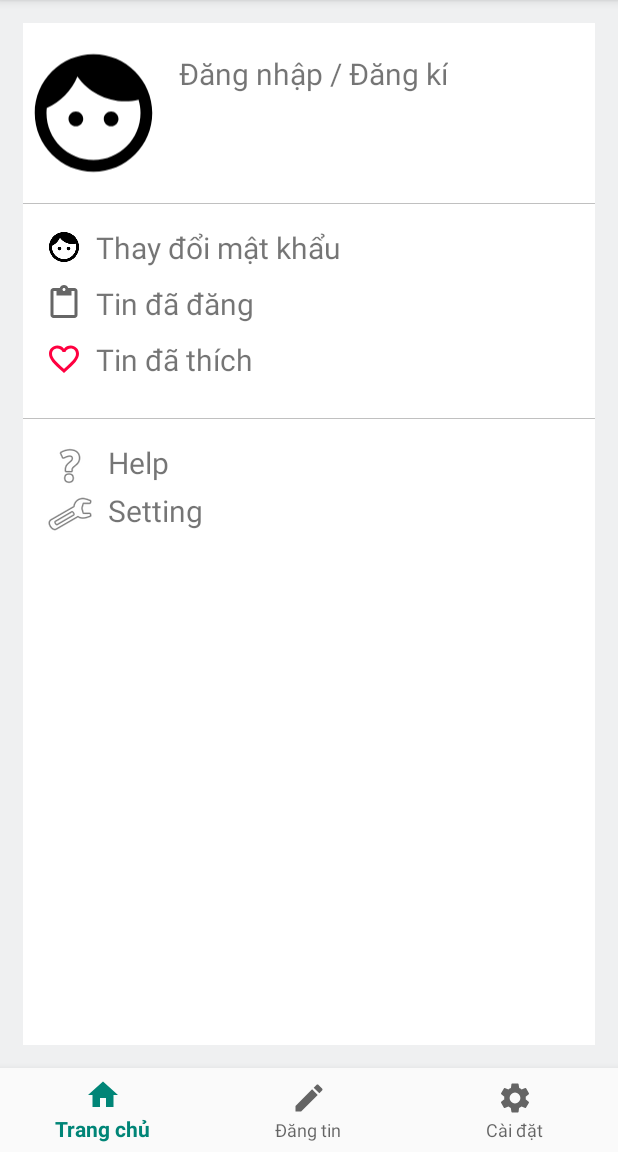
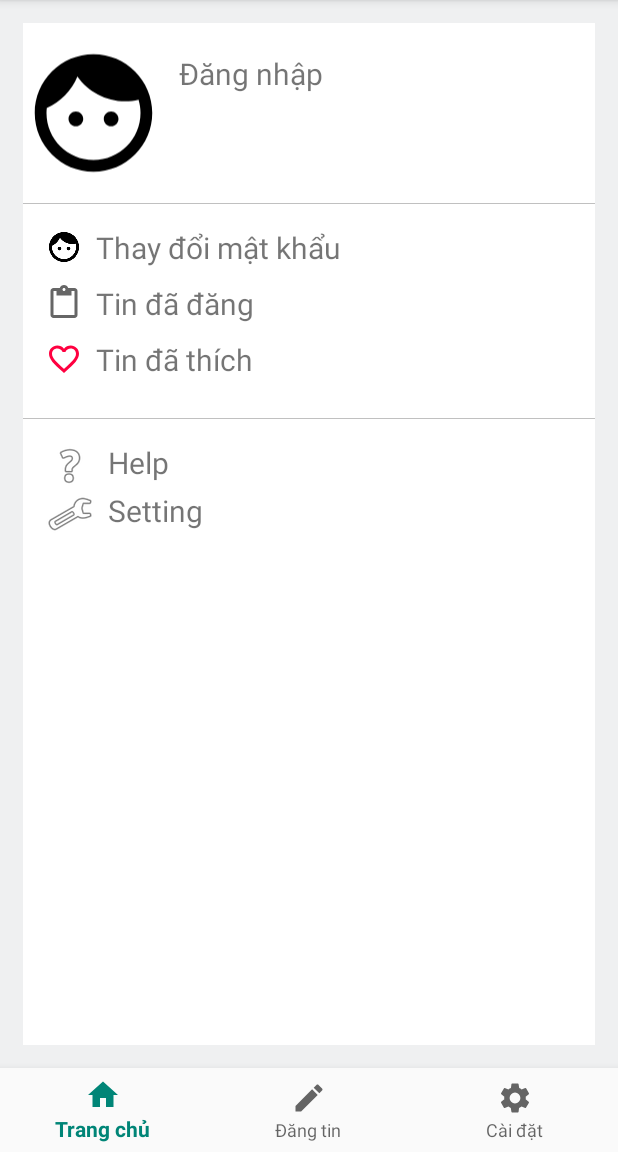
Before and after one commit to TuanDoan511/FinalMobileDevelopment, an Android app: the fragment Setting_Fragment placed in its activity, on a phone screen of 412 x 824 dp, the part 84-1236 px from its top. Run offline under Robolectric (Android 15) with nearby library versions, the phone set to English and light mode, and no system bars; our stand-ins replace Firebase (no records; nobody signed in at launch, a user with empty details on screens opened directly).

```diff
--- a/app/build.gradle
+++ b/app/build.gradle
@@ -34,6 +34,7 @@ dependencies {
     implementation 'com.google.firebase:firebase-auth:19.3.0'
     implementation 'com.google.firebase:firebase-database:19.2.1'
     implementation 'com.google.firebase:firebase-analytics:17.3.0'
+    implementation 'com.google.firebase:firebase-storage:19.1.1'
 }
 
 apply plugin: 'com.google.gms.google-services'
--- a/app/src/main/java/com/example/finalproject/Home_Fragment.java
+++ b/app/src/main/java/com/example/finalproject/Home_Fragment.java
@@ -46,7 +46,7 @@ public class Home_Fragment extends Fragment {
         recyclerView = rootView.findViewById(R.id.recyclerView);
         data = new ArrayList<>();
         mDataBaseRef = FirebaseDatabase.getInstance().getReference("uploads");
-        mDataBaseRef.addValueEventListener(new ValueEventListener() {
+        /*mDataBaseRef.addValueEventListener(new ValueEventListener() {
             @Override
             public void onDataChange(@NonNull DataSnapshot dataSnapshot) {
                 for(DataSnapshot postSnapshot: dataSnapshot.getChildren()){
@@ -62,7 +62,7 @@ public class Home_Fragment extends Fragment {
             public void onCancelled(@NonNull DatabaseError databaseError) {
                 Toast.makeText(getActivity().getApplicationContext(),databaseError.getMessage(),Toast.LENGTH_LONG).show();
             }
-        });
+        });*/
 
         recyclerView.setLayoutManager(new LinearLayoutManager(getActivity().getApplicationContext()));
         recyclerView.addItemDecoration(new DividerItemDecoration(getActivity().getApplicationContext(), DividerItemDecoration.VERTICAL));
--- a/app/src/main/java/com/example/finalproject/MainActivity.java
+++ b/app/src/main/java/com/example/finalproject/MainActivity.java
@@ -2,6 +2,7 @@ package com.example.finalproject;
 import android.app.Activity;
 import android.content.Intent;
 import android.os.Bundle;
+import android.util.Log;
 import android.view.MenuItem;
 import android.view.View;
 import android.widget.FrameLayout;
@@ -25,7 +26,7 @@ import com.google.firebase.database.ValueEventListener;
 
 public class    MainActivity extends AppCompatActivity {
     private BottomNavigationView bottomNavigationView;
-    private static User user = null;
+    public static User user = null;
     private String token = "";
 
     @Override
@@ -36,13 +37,13 @@ public class    MainActivity extends AppCompatActivity {
         final FrameLayout frameLayout = findViewById(R.id.fragment_container);
         bottomNavigationView = findViewById(R.id.bottomnavi);
 
-        progressBar.setVisibility(View.VISIBLE);
-        frameLayout.setVisibility(View.GONE);
-        bottomNavigationView.setVisibility(View.GONE);
         //get user
         if (token == "" && user == null) {
             if (FirebaseAuth.getInstance().getCurrentUser() != null) {
                 token = FirebaseAuth.getInstance().getCurrentUser().getUid();
+                progressBar.setVisibility(View.VISIBLE);
+                frameLayout.setVisibility(View.GONE);
+                bottomNavigationView.setVisibility(View.GONE);
             }
 
         }
@@ -113,11 +114,4 @@ public class    MainActivity extends AppCompatActivity {
             }
         }
     }
-
-    public static User getUser() {
-        if (user != null) {
-            return user;
-        }
-        return null;
-    }
 }
--- a/app/src/main/java/com/example/finalproject/Setting_Fragment.java
+++ b/app/src/main/java/com/example/finalproject/Setting_Fragment.java
@@ -1,12 +1,17 @@
 package com.example.finalproject;
 
+import android.app.Activity;
+import android.content.Intent;
 import android.os.Bundle;
 import android.provider.ContactsContract;
+import android.util.Log;
 import android.view.LayoutInflater;
 import android.view.View;
 import android.view.ViewGroup;
+import android.widget.Button;
 import android.widget.ImageView;
 import android.widget.LinearLayout;
+import android.widget.TextView;
 import android.widget.Toast;
 
 import androidx.annotation.NonNull;
@@ -14,20 +19,95 @@ import androidx.annotation.Nullable;
 import androidx.fragment.app.Fragment;
 
 import com.example.finalproject.models.User;
+import com.google.firebase.auth.FirebaseAuth;
 
 public class Setting_Fragment extends Fragment {
-    private User user;
+    LinearLayout not_have_user;
+    LinearLayout user_loggedin;
+    TextView user_name;
+
 
     @Nullable
     @Override
     public View onCreateView(@NonNull LayoutInflater inflater, @Nullable ViewGroup container, @Nullable Bundle savedInstanceState) {
-        LinearLayout main = getActivity().findViewById(R.id.main_setting);
-        ImageView user_image = getActivity().findViewById(R.id.user_image_setting);
-        LinearLayout not_have_user = getActivity().findViewById(R.id.not_have_user);
+        View view = inflater.inflate(R.layout.setting,container,false);
+        LinearLayout main = view.findViewById(R.id.main_setting);
+        ImageView user_image = view.findViewById(R.id.user_image_setting);
+        user_name = view.findViewById(R.id.user_info_setting);
+        not_have_user = view.findViewById(R.id.not_have_user);
+        user_loggedin = view.findViewById(R.id.user_loggedin);
+        Button signout = view.findViewById(R.id.user_signout_setting);
+        TextView login = view.findViewById(R.id.login_setting);
+        TextView modify_user = view.findViewById(R.id.modify_user_password);
+        TextView posts = view.findViewById(R.id.user_posts);
+        TextView like = view.findViewById(R.id.user_like);
 
-        user = MainActivity.getUser();
-        Toast.makeText(getActivity(), user.getUserUid(), Toast.LENGTH_SHORT).show();
+        signout.setOnClickListener(new View.OnClickListener() {
+            @Override
+            public void onClick(View v) {
+                FirebaseAuth.getInstance().signOut();
+                MainActivity.user = null;
+                not_have_user.setVisibility(View.VISIBLE);
+                user_loggedin.setVisibility(View.GONE);
+            }
+        });
+        login.setOnClickListener(new View.OnClickListener() {
+            @Override
+            public void onClick(View v) {
+                Intent intent = new Intent(getContext(), Login.class);
+                startActivityForResult(intent, 1);
+            }
+        });
+        modify_user.setOnClickListener(new View.OnClickListener() {
+            @Override
+            public void onClick(View v) {
+                if (MainActivity.user == null){
+                    Intent intent = new Intent(getContext(), Login.class);
+                    startActivityForResult(intent, 1);
+                }
+            }
+        });
+        posts.setOnClickListener(new View.OnClickListener() {
+            @Override
+            public void onClick(View v) {
+                if (MainActivity.user == null){
+                    Intent intent = new Intent(getContext(), Login.class);
+                    startActivityForResult(intent, 1);
+                }
+            }
+        });
+        like.setOnClickListener(new View.OnClickListener() {
+            @Override
+            public void onClick(View v) {
+                if (MainActivity.user == null){
+                    Intent intent = new Intent(getContext(), Login.class);
+                    startActivityForResult(intent, 1);
+                }
+            }
+        });
 
-        return inflater.inflate(R.layout.setting,container,false);
+
+        if (MainActivity.user == null) {
+            not_have_user.setVisibility(View.VISIBLE);
+            user_loggedin.setVisibility(View.GONE);
+        }
+        else {
+            user_name.setText(MainActivity.user.getFullName());
+        }
+
+        return view;
+    }
+
+    @Override
+    public void onActivityResult(int requestCode, int resultCode, @Nullable Intent data) {
+        super.onActivityResult(requestCode, resultCode, data);
+        if (requestCode == 1) {
+            if (resultCode == Activity.RESULT_OK) {
+                MainActivity.user = (User) data.getSerializableExtra("user");
+                not_have_user.setVisibility(View.GONE);
+                user_loggedin.setVisibility(View.VISIBLE);
+                user_name.setText(MainActivity.user.getFullName());
+            }
+        }
     }
 }
--- a/app/src/main/java/com/example/finalproject/models/User.java
+++ b/app/src/main/java/com/example/finalproject/models/User.java
@@ -6,6 +6,7 @@ import androidx.annotation.NonNull;
 import java.io.File;
 import java.io.FileOutputStream;
 import java.io.Serializable;
+import java.util.ArrayList;
 
 
 public class User implements Serializable {
@@ -13,6 +14,8 @@ public class User implements Serializable {
     public String email;
     public String fullName;
     public String phone;
+    public ArrayList<String> liked_data;
+    public ArrayList<String> posts;
 
     public User() {
 
--- a/app/src/main/res/layout/setting.xml
+++ b/app/src/main/res/layout/setting.xml
@@ -38,23 +38,13 @@
                 android:layout_width="300dp"
                 android:layout_height="match_parent"
                 android:layout_weight="2"
-                android:padding="10dp">
+                android:padding="10dp"
+                android:visibility="gone">
                 <TextView
                     android:id="@+id/login_setting"
                     android:layout_width="wrap_content"
                     android:layout_height="wrap_content"
                     android:text="Đăng nhập"
-                    android:textSize="20dp"/>
-                <TextView
-                    android:id="@+id/register_setting"
-                    android:layout_width="wrap_content"
-                    android:layout_height="wrap_content"
-                    android:text=" / "
-                    android:textSize="20dp"/>
-                <TextView
-                    android:layout_width="wrap_content"
-                    android:layout_height="wrap_content"
-                    android:text="Đăng kí"
                     android:textSize="20dp"/>
             </LinearLayout>
             <LinearLayout
@@ -62,8 +52,7 @@
                 android:layout_width="300dp"
                 android:layout_height="match_parent"
                 android:layout_weight="2"
-                android:padding="10dp"
-                android:visibility="gone">
+                android:padding="10dp">
                 <TextView
                     android:id="@+id/user_info_setting"
                     android:layout_width="300dp"
```
